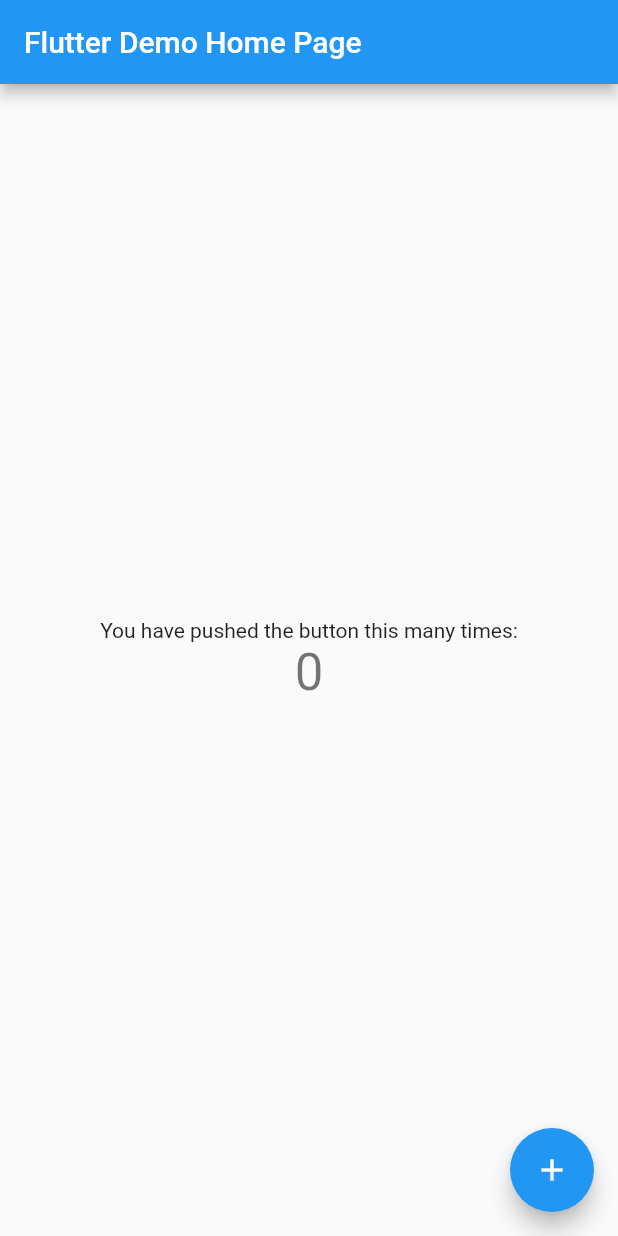
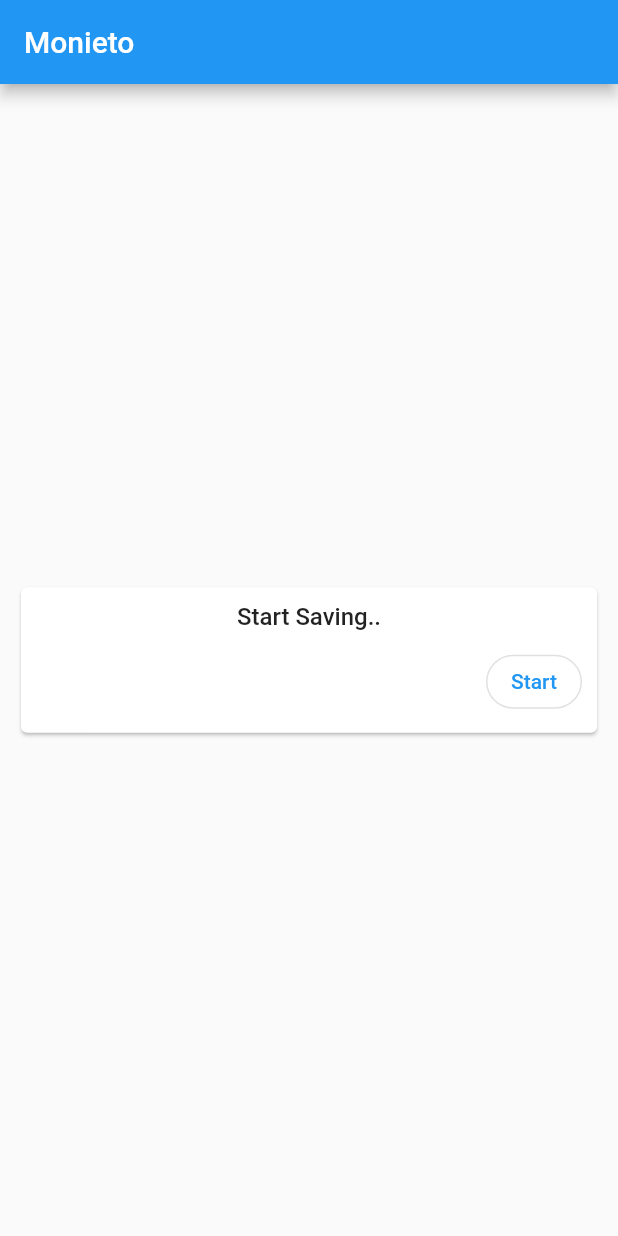
Before and after one commit to aman-singh7/background_service, a Flutter app: the screen it shows after launch, on a phone screen of 412 x 824 dp. Run offline on Flutter 3.47's test engine with Material 2 defaults, Android fonts, the phone set to English and light mode, and no system bars; our stand-ins replace hive_flutter; accounts and stored records are empty.

Commit message:
feat: implement intial screens
Signed-off-by: Aman <aman2@me.iitr.ac.in>

```diff
--- /dev/null
+++ b/lib/constants/strings.dart
@@ -0,0 +1,6 @@
+class AppStrings {
+  static const String hiveBoxName = 'box_name';
+
+  static const String saving = 'saving';
+  static const String expenses = 'expenses';
+}
--- a/lib/main.dart
+++ b/lib/main.dart
@@ -1,6 +1,22 @@
+import 'dart:developer';
+
 import 'package:flutter/material.dart';
+import 'package:flutter_background_service/constants/strings.dart';
+import 'package:flutter_background_service/screen/expenses.dart';
+import 'package:flutter_background_service/screen/saving_intial.dart';
+import 'package:flutter_background_service/services/storage_service.dart';
+import 'package:hive_flutter/hive_flutter.dart';
 
-void main() {
+Future<void> _initHive() async {
+  await Hive.initFlutter();
+  await Hive.openBox(AppStrings.hiveBoxName);
+  StorageService.init();
+}
+
+void main() async {
+  WidgetsFlutterBinding.ensureInitialized();
+  // initialize hive
+  await _initHive();
   runApp(const MyApp());
 }
 
@@ -11,10 +27,11 @@
   Widget build(BuildContext context) {
     return MaterialApp(
       title: 'Flutter Demo',
+      debugShowCheckedModeBanner: false,
       theme: ThemeData(
         primarySwatch: Colors.blue,
       ),
-      home: const MyHomePage(title: 'Flutter Demo Home Page'),
+      home: const MyHomePage(title: 'Monieto'),
     );
   }
 }
@@ -29,12 +46,17 @@
 }
 
 class _MyHomePageState extends State<MyHomePage> {
-  int _counter = 0;
+  late final ValueNotifier<bool> notifier;
 
-  void _incrementCounter() {
-    setState(() {
-      _counter++;
+  @override
+  void initState() {
+    notifier = ValueNotifier(StorageService.savingState ?? false);
+    StorageService.stream(AppStrings.saving).listen((event) {
+      log('Key: ${event.key} Value: ${event.value}');
+      if (event.value == null) return;
+      notifier.value = event.value;
     });
+    super.initState();
   }
 
   @override
@@ -43,24 +65,13 @@
       appBar: AppBar(
         title: Text(widget.title),
       ),
-      body: Center(
-        child: Column(
-          mainAxisAlignment: MainAxisAlignment.center,
-          children: <Widget>[
-            const Text(
-              'You have pushed the button this many times:',
-            ),
-            Text(
-              '$_counter',
-              style: Theme.of(context).textTheme.headline4,
-            ),
-          ],
-        ),
-      ),
-      floatingActionButton: FloatingActionButton(
-        onPressed: _incrementCounter,
-        tooltip: 'Increment',
-        child: const Icon(Icons.add),
+      body: ValueListenableBuilder(
+        valueListenable: notifier,
+        builder: (context, value, _) {
+          if (value) return const ExpensesScreen();
+
+          return const SavingIntial();
+        },
       ),
     );
   }
--- /dev/null
+++ b/lib/screen/saving_intial.dart
@@ -0,0 +1,51 @@
+import 'package:flutter/material.dart';
+import 'package:flutter_background_service/services/storage_service.dart';
+
+class SavingIntial extends StatelessWidget {
+  const SavingIntial({super.key});
+
+  @override
+  Widget build(BuildContext context) {
+    return Center(
+      child: Padding(
+        padding: const EdgeInsets.all(10.0),
+        child: Card(
+          child: Column(
+            mainAxisSize: MainAxisSize.min,
+            children: [
+              const SizedBox(height: 10),
+              const Text(
+                'Start Saving..',
+                style: TextStyle(
+                  fontSize: 16,
+                  fontWeight: FontWeight.w500,
+                ),
+              ),
+              Padding(
+                padding: const EdgeInsets.all(10),
+                child: Align(
+                  alignment: Alignment.bottomRight,
+                  child: OutlinedButton(
+                    onPressed: () {
+                      final current = StorageService.savingState ?? false;
+
+                      StorageService.updateSavingState = !current;
+                    },
+                    style: ButtonStyle(
+                      shape: MaterialStateProperty.all(
+                        RoundedRectangleBorder(
+                          borderRadius: BorderRadius.circular(30.0),
+                        ),
+                      ),
+                    ),
+                    child: const Text("Start"),
+                  ),
+                ),
+              ),
+            ],
+          ),
+        ),
+      ),
+    );
+  }
+}
--- /dev/null
+++ b/lib/services/storage_service.dart
@@ -0,0 +1,44 @@
+import 'package:hive_flutter/hive_flutter.dart';
+
+import '../constants/strings.dart';
+
+class StorageService {
+  /// Service initializer
+  static void init() => _box = Hive.box(AppStrings.hiveBoxName);
+
+  // Data
+  /// The Hive [Box] which contains all data stored by the app.
+  static late final Box _box;
+
+  static Box get box => _box;
+
+  // CRUD methods
+  static T? _get<T>(String key) => _box.get(key);
+
+  static void _set<T>(String key, T? value) => _box.put(key, value);
+
+  /// Remove a key from storage.
+  static T? delete<T>(String key) {
+    final T? value = _box.get(key);
+    _box.delete(key);
+    return value;
+  }
+
+  /// Safely check whether a key exists in storage.
+  /// Optionally check if the value is non-null.
+  static bool exists(String key, {bool checkForNull = false}) {
+    if (!_box.containsKey(key)) return false;
+    return !checkForNull || _box.get(key) != null;
+  }
+
+  /// Get a stream of [BoxEvent]s performed on a particular [key].
+  static Stream<BoxEvent> stream(String key) => _box.watch(key: key);
+
+  // Specific getters and setters
+
+  // Saving state
+  static bool? get savingState => _get<bool>(AppStrings.saving);
+
+  static set updateSavingState(bool? value) =>
+      _set<bool>(AppStrings.saving, value);
+}
```
Also changed, not shown: lib/models/expense_model.dart (added, +11 -0 lines), lib/screen/expenses.dart (added, +20 -0 lines), pubspec.yaml (+4 -4 lines), pubspec.lock, 2 other files.
